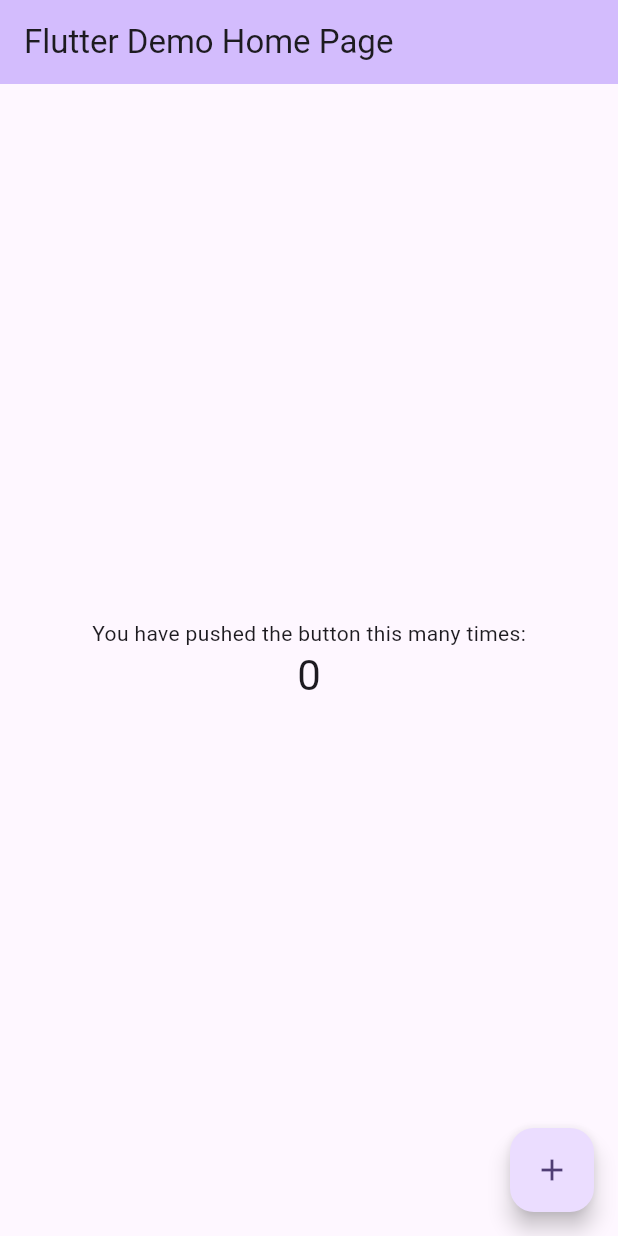
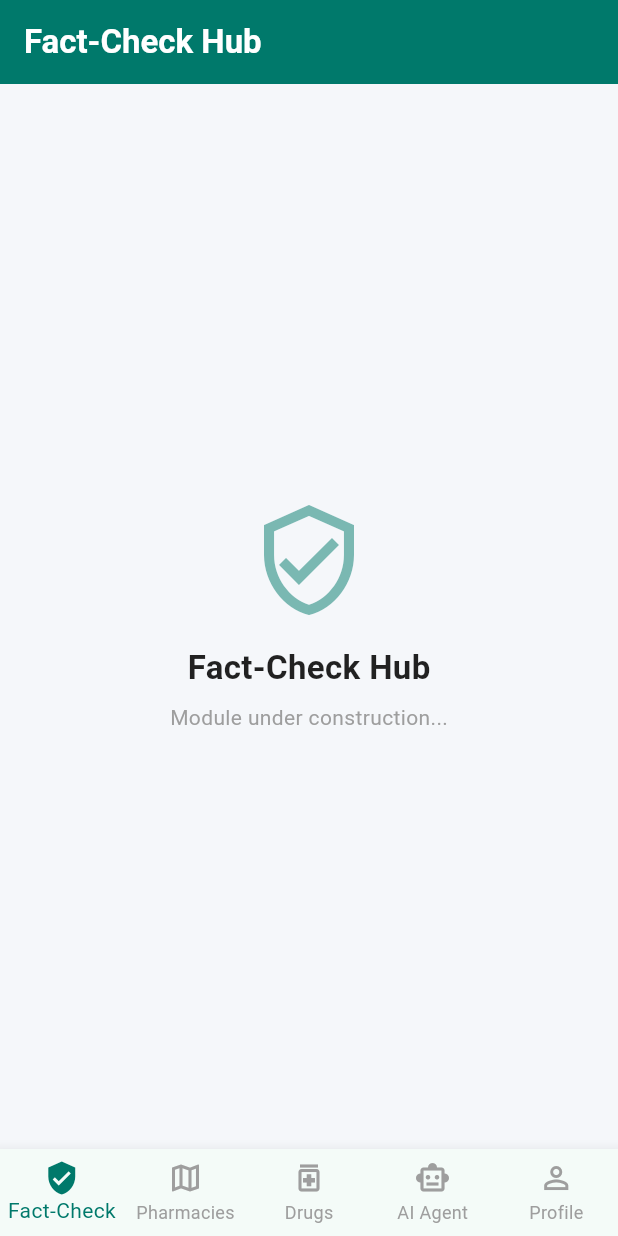
Before and after one commit to ylin1202/medpulse, a Flutter app: the screen it shows after launch, on a phone screen of 412 x 824 dp. Run offline on Flutter 3.47's test engine with Material 3 defaults, Android fonts, the phone set to English and light mode, and no system bars; our stand-ins replace dio, flutter_secure_storage.

Commit message:
feat(flutter): setup ApiClient with Dio JWT interceptor and main bottom navigation screen

```diff
--- /dev/null
+++ b/medpulse_flutter/lib/features/main_navigation_screen.dart
@@ -0,0 +1,107 @@
+import 'package:flutter/material.dart';
+
+/// 應用程式底部導覽列 (Bottom Navigation) 主頁面
+class MainNavigationScreen extends StatefulWidget {
+  const MainNavigationScreen({super.key});
+
+  @override
+  State<MainNavigationScreen> createState() => _MainNavigationScreenState();
+}
+
+class _MainNavigationScreenState extends State<MainNavigationScreen> {
+  int _currentIndex = 0;
+
+  // 5 個核心 Tab 頁面清單
+  final List<Widget> _screens = [
+    const _PlaceholderScreen(title: 'Fact-Check Hub', icon: Icons.verified_user_outlined),
+    const _PlaceholderScreen(title: 'Pharmacy Map', icon: Icons.map_outlined),
+    const _PlaceholderScreen(title: 'Drug Finder', icon: Icons.medication_outlined),
+    const _PlaceholderScreen(title: 'MedPulse AI Assistant', icon: Icons.smart_toy_outlined),
+    const _PlaceholderScreen(title: 'Profile & Bookmarks', icon: Icons.person_outline),
+  ];
+
+  @override
+  Widget build(BuildContext context) {
+    return Scaffold(
+      body: IndexedStack(
+        index: _currentIndex,
+        children: _screens,
+      ),
+      bottomNavigationBar: BottomNavigationBar(
+        currentIndex: _currentIndex,
+        onTap: (index) {
+          setState(() {
+            _currentIndex = index;
+          });
+        },
+        type: BottomNavigationBarType.fixed,
+        selectedItemColor: const Color(0xFF00796B), // 醫療感深綠色 (Teal)
+        unselectedItemColor: Colors.grey,
+        items: const [
+          BottomNavigationBarItem(
+            icon: Icon(Icons.verified_user_outlined),
+            activeIcon: Icon(Icons.verified_user),
+            label: 'Fact-Check',
+          ),
+          BottomNavigationBarItem(
+            icon: Icon(Icons.map_outlined),
+            activeIcon: Icon(Icons.map),
+            label: 'Pharmacies',
+          ),
+          BottomNavigationBarItem(
+            icon: Icon(Icons.medication_outlined),
+            activeIcon: Icon(Icons.medication),
+            label: 'Drugs',
+          ),
+          BottomNavigationBarItem(
+            icon: Icon(Icons.smart_toy_outlined),
+            activeIcon: Icon(Icons.smart_toy),
+            label: 'AI Agent',
+          ),
+          BottomNavigationBarItem(
+            icon: Icon(Icons.person_outline),
+            activeIcon: Icon(Icons.person),
+            label: 'Profile',
+          ),
+        ],
+      ),
+    );
+  }
+}
+
+/// 佔位用的通用子頁面 UI Component (全英文介面)
+class _PlaceholderScreen extends StatelessWidget {
+  final String title;
+  final IconData icon;
+
+  const _PlaceholderScreen({required this.title, required this.icon});
+
+  @override
+  Widget build(BuildContext context) {
+    return Scaffold(
+      appBar: AppBar(
+        title: Text(title, style: const TextStyle(fontWeight: FontWeight.bold)),
+        backgroundColor: const Color(0xFF00796B),
+        foregroundColor: Colors.white,
+      ),
+      body: Center(
+        child: Column(
+          mainAxisAlignment: MainAxisAlignment.center,
+          children: [
+            Icon(icon, size: 80, color: const Color(0xFF00796B).withOpacity(0.5)),
+            const SizedBox(height: 16),
+            Text(
+              title,
+              style: const TextStyle(fontSize: 22, fontWeight: FontWeight.bold, color: Colors.black87),
+            ),
+            const SizedBox(height: 8),
+            const Text(
+              'Module under construction...',
+              style: TextStyle(color: Colors.grey),
+            ),
+          ],
+        ),
+      ),
+    );
+  }
+}
--- a/medpulse_flutter/lib/main.dart
+++ b/medpulse_flutter/lib/main.dart
@@ -1,122 +1,28 @@
 import 'package:flutter/material.dart';
+import 'features/main_navigation_screen.dart';
 
 void main() {
-  runApp(const MyApp());
+  WidgetsFlutterBinding.ensureInitialized();
+  runApp(const MedPulseApp());
 }
 
-class MyApp extends StatelessWidget {
-  const MyApp({super.key});
+class MedPulseApp extends StatelessWidget {
+  const MedPulseApp({super.key});
 
-  // This widget is the root of your application.
   @override
   Widget build(BuildContext context) {
     return MaterialApp(
-      title: 'Flutter Demo',
+      title: 'MedPulse',
+      debugShowCheckedModeBanner: false, // 隱藏 DEBUG 標籤
       theme: ThemeData(
-        // This is the theme of your application.
-        //
-        // TRY THIS: Try running your application with "flutter run". You'll see
-        // the application has a purple toolbar. Then, without quitting the app,
-        // try changing the seedColor in the colorScheme below to Colors.green
-        // and then invoke "hot reload" (save your changes or press the "hot
-        // reload" button in a Flutter-supported IDE, or press "r" if you used
-        // the command line to start the app).
-        //
-        // Notice that the counter didn't reset back to zero; the application
-        // state is not lost during the reload. To reset the state, use hot
-        // restart instead.
-        //
-        // This works for code too, not just values: Most code changes can be
-        // tested with just a hot reload.
-        colorScheme: .fromSeed(seedColor: Colors.deepPurple),
+        colorScheme: ColorScheme.fromSeed(
+          seedColor: const Color(0xFF00796B), // 主主題色：深綠色
+          primary: const Color(0xFF00796B),
+        ),
+        useMaterial3: true,
+        scaffoldBackgroundColor: const Color(0xFFF5F7FA), // 簡約亮灰底色
       ),
-      home: const MyHomePage(title: 'Flutter Demo Home Page'),
+      home: const MainNavigationScreen(),
     );
   }
 }
-
-class MyHomePage extends StatefulWidget {
-  const MyHomePage({super.key, required this.title});
-
-  // This widget is the home page of your application. It is stateful, meaning
-  // that it has a State object (defined below) that contains fields that affect
-  // how it looks.
-
-  // This class is the configuration for the state. It holds the values (in this
-  // case the title) provided by the parent (in this case the App widget) and
-  // used by the build method of the State. Fields in a Widget subclass are
-  // always marked "final".
-
-  final String title;
-
-  @override
-  State<MyHomePage> createState() => _MyHomePageState();
-}
-
-class _MyHomePageState extends State<MyHomePage> {
-  int _counter = 0;
-
-  void _incrementCounter() {
-    setState(() {
-      // This call to setState tells the Flutter framework that something has
-      // changed in this State, which causes it to rerun the build method below
-      // so that the display can reflect the updated values. If we changed
-      // _counter without calling setState(), then the build method would not be
-      // called again, and so nothing would appear to happen.
-      _counter++;
-    });
-  }
-
-  @override
-  Widget build(BuildContext context) {
-    // This method is rerun every time setState is called, for instance as done
-    // by the _incrementCounter method above.
-    //
-    // The Flutter framework has been optimized to make rerunning build methods
-    // fast, so that you can just rebuild anything that needs updating rather
-    // than having to individually change instances of widgets.
-    return Scaffold(
-      appBar: AppBar(
-        // TRY THIS: Try changing the color here to a specific color (to
-        // Colors.amber, perhaps?) and trigger a hot reload to see the AppBar
-        // change color while the other colors stay the same.
-        backgroundColor: Theme.of(context).colorScheme.inversePrimary,
-        // Here we take the value from the MyHomePage object that was created by
-        // the App.build method, and use it to set our appbar title.
-        title: Text(widget.title),
-      ),
-      body: Center(
-        // Center is a layout widget. It takes a single child and positions it
-        // in the middle of the parent.
-        child: Column(
-          // Column is also a layout widget. It takes a list of children and
-          // arranges them vertically. By default, it sizes itself to fit its
-          // children horizontally, and tries to be as tall as its parent.
-          //
-          // Column has various properties to control how it sizes itself and
-          // how it positions its children. Here we use mainAxisAlignment to
-          // center the children vertically; the main axis here is the vertical
-          // axis because Columns are vertical (the cross axis would be
-          // horizontal).
-          //
-          // TRY THIS: Invoke "debug painting" (choose the "Toggle Debug Paint"
-          // action in the IDE, or press "p" in the console), to see the
-          // wireframe for each widget.
-          mainAxisAlignment: .center,
-          children: [
-            const Text('You have pushed the button this many times:'),
-            Text(
-              '$_counter',
-              style: Theme.of(context).textTheme.headlineMedium,
-            ),
-          ],
-        ),
-      ),
-      floatingActionButton: FloatingActionButton(
-        onPressed: _incrementCounter,
-        tooltip: 'Increment',
-        child: const Icon(Icons.add),
-      ),
-    );
-  }
-}
```
Also changed, not shown: medpulse_flutter/lib/core/network/api_client.dart (added, +63 -0 lines).
